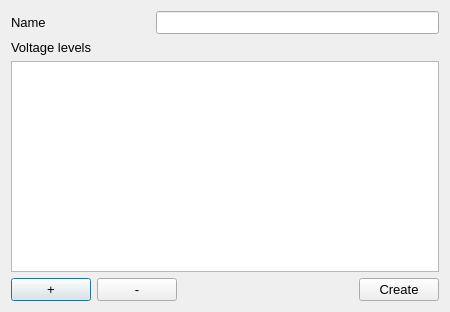
Old version of the form src/GridCal/Gui/SubstationDesigner/substation_designer_gui.ui in the repository SanPen/GridCal.
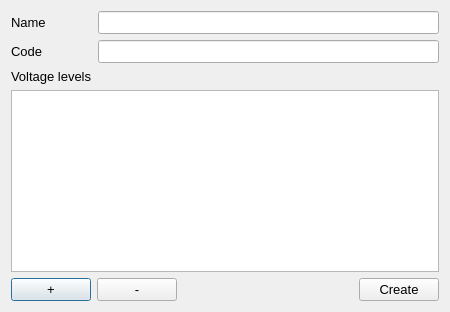
New version of the form.

Commit message: Added code label field when creating substation (with PySide6 6.7.2)

What changed in the file:
```diff
--- a/src/GridCal/Gui/SubstationDesigner/substation_designer_gui.ui
+++ b/src/GridCal/Gui/SubstationDesigner/substation_designer_gui.ui
@@ -14,6 +14,51 @@
    <string>Dialog</string>
   </property>
   <layout class="QGridLayout" name="gridLayout">
+   <item row="4" column="0" colspan="3">
+    <widget class="QFrame" name="frame">
+     <property name="frameShape">
+      <enum>QFrame::Shape::NoFrame</enum>
+     </property>
+     <property name="frameShadow">
+      <enum>QFrame::Shadow::Raised</enum>
+     </property>
+     <layout class="QGridLayout" name="gridLayout_2">
+      <property name="leftMargin">
+       <number>0</number>
+      </property>
+      <property name="topMargin">
+       <number>0</number>
+      </property>
+      <property name="rightMargin">
+       <number>0</number>
+      </property>
+      <property name="bottomMargin">
+       <number>0</number>
+      </property>
+      <item row="0" column="0" colspan="2">
+       <widget class="QLabel" name="label_3">
+        <property name="font">
+         <font>
+          <pointsize>10</pointsize>
+         </font>
+        </property>
+        <property name="text">
+         <string>Voltage levels</string>
+        </property>
+       </widget>
+      </item>
+      <item row="2" column="0" colspan="2">
+       <widget class="QTableView" name="tableView">
+        <property name="font">
+         <font>
+          <pointsize>10</pointsize>
+         </font>
+        </property>
+       </widget>
+      </item>
+     </layout>
+    </widget>
+   </item>
    <item row="0" column="0">
     <widget class="QLabel" name="label">
      <property name="font">
@@ -26,16 +71,7 @@
      </property>
     </widget>
    </item>
-   <item row="0" column="1" colspan="2">
-    <widget class="QLineEdit" name="se_name_lineEdit">
-     <property name="font">
-      <font>
-       <pointsize>10</pointsize>
-      </font>
-     </property>
-    </widget>
-   </item>
-   <item row="6" column="0" colspan="3">
+   <item row="5" column="0" colspan="3">
     <widget class="QFrame" name="frame_2">
      <property name="frameShape">
       <enum>QFrame::NoFrame</enum>
@@ -123,51 +159,52 @@
      </layout>
     </widget>
    </item>
-   <item row="5" column="0" colspan="3">
-    <widget class="QFrame" name="frame">
-     <property name="frameShape">
-      <enum>QFrame::NoFrame</enum>
+   <item row="1" column="0">
+    <widget class="QLabel" name="label_2">
+     <property name="font">
+      <font>
+       <pointsize>10</pointsize>
+      </font>
      </property>
-     <property name="frameShadow">
-      <enum>QFrame::Raised</enum>
+     <property name="text">
+      <string>Code</string>
      </property>
-     <layout class="QGridLayout" name="gridLayout_2">
-      <property name="leftMargin">
-       <number>0</number>
-      </property>
-      <property name="topMargin">
-       <number>0</number>
-      </property>
-      <property name="rightMargin">
-       <number>0</number>
-      </property>
-      <property name="bottomMargin">
-       <number>0</number>
-      </property>
-      <item row="0" column="0" colspan="2">
-       <widget class="QLabel" name="label_3">
-        <property name="font">
-         <font>
-          <pointsize>10</pointsize>
-         </font>
-        </property>
-        <property name="text">
-         <string>Voltage levels</string>
-        </property>
-       </widget>
-      </item>
-      <item row="2" column="0" colspan="2">
-       <widget class="QTableView" name="tableView">
-        <property name="font">
-         <font>
-          <pointsize>10</pointsize>
-         </font>
-        </property>
-       </widget>
-      </item>
-     </layout>
     </widget>
    </item>
+   <item row="0" column="2">
+    <widget class="QLineEdit" name="se_name_lineEdit">
+     <property name="font">
+      <font>
+       <pointsize>10</pointsize>
+      </font>
+     </property>
+    </widget>
+   </item>
+   <item row="1" column="2">
+    <widget class="QLineEdit" name="se_code_lineEdit">
+     <property name="font">
+      <font>
+       <pointsize>10</pointsize>
+      </font>
+     </property>
+    </widget>
+   </item>
+   <item row="0" column="1">
+    <spacer name="horizontalSpacer_2">
+     <property name="orientation">
+      <enum>Qt::Orientation::Horizontal</enum>
+     </property>
+     <property name="sizeType">
+      <enum>QSizePolicy::Policy::Fixed</enum>
+     </property>
+     <property name="sizeHint" stdset="0">
+      <size>
+       <width>40</width>
+       <height>10</height>
+      </size>
+     </property>
+    </spacer>
+   </item>
   </layout>
  </widget>
  <resources/>
```
Left out of the diff: 6 changed lines with no effect on the pictures. The commit also changes 34 other files.
